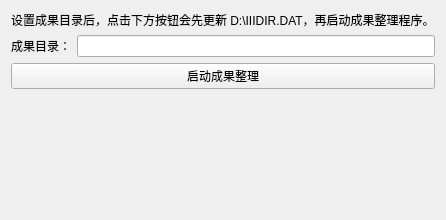
Old version of the form plugins/Base_PostProcessing/ResultArrangeWidget.ui in the repository asd977/base_cae.
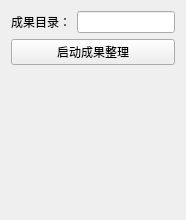
New version of the form.

Commit message: 更新代码

The edit to the form file:
```diff
--- a/plugins/Base_PostProcessing/ResultArrangeWidget.ui
+++ b/plugins/Base_PostProcessing/ResultArrangeWidget.ui
@@ -6,7 +6,7 @@
    <rect>
     <x>0</x>
     <y>0</y>
-    <width>420</width>
+    <width>186</width>
     <height>220</height>
    </rect>
   </property>
@@ -14,13 +14,6 @@
    <string>成果整理</string>
   </property>
   <layout class="QVBoxLayout" name="verticalLayout">
-   <item>
-    <widget class="QLabel" name="infoLabel">
-     <property name="text">
-      <string>设置成果目录后，点击下方按钮会先更新 D:\IIIDIR.DAT，再启动成果整理程序。</string>
-      </property>
-     </widget>
-   </item>
    <item>
     <layout class="QHBoxLayout" name="pathLayout">
      <item>
```
The commit also changes 3 other files.
